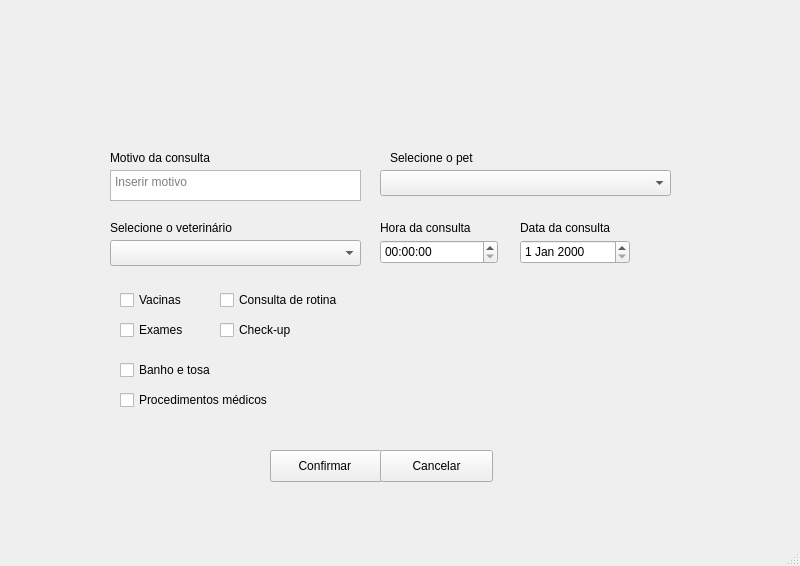
Before: the Qt Designer form telas/agendar_consultas.ui in Barbiero-Ana/petshop-pyQt, drawn with Qt 5.
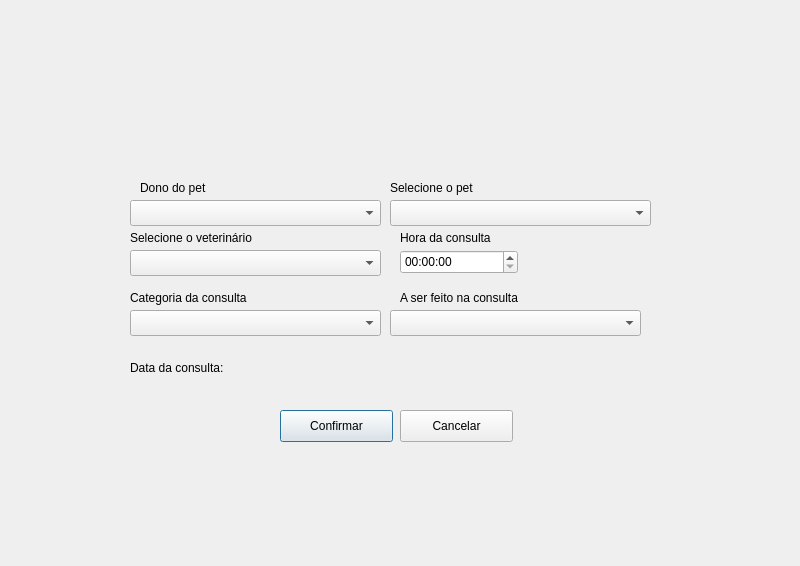
After: the same form once the commit is applied. Icons and pictures are not drawn.

Patch:
```diff
--- a/telas/agendar_consultas.ui
+++ b/telas/agendar_consultas.ui
@@ -1,7 +1,7 @@
 <?xml version="1.0" encoding="UTF-8"?>
 <ui version="4.0">
- <class>MainWindow</class>
- <widget class="QMainWindow" name="MainWindow">
+ <class>Dialog</class>
+ <widget class="QDialog" name="Dialog">
   <property name="geometry">
    <rect>
     <x>0</x>
@@ -13,67 +13,53 @@
   <property name="windowTitle">
    <string>MainWindow</string>
   </property>
-  <widget class="QWidget" name="centralwidget">
-   <widget class="QLabel" name="label">
+  <widget class="QWidget" name="centralwidget" native="true">
+   <property name="geometry">
+    <rect>
+     <x>10</x>
+     <y>0</y>
+     <width>801</width>
+     <height>551</height>
+    </rect>
+   </property>
+   <widget class="QComboBox" name="comboBox_5">
     <property name="geometry">
      <rect>
-      <x>330</x>
-      <y>10</y>
-      <width>131</width>
-      <height>121</height>
-     </rect>
-    </property>
-    <property name="text">
-     <string/>
-    </property>
-    <property name="pixmap">
-     <pixmap>../../../../../Downloads/Logo simples circular esmaltaria preto (1).png</pixmap>
-    </property>
-    <property name="scaledContents">
-     <bool>true</bool>
-    </property>
-   </widget>
-   <widget class="QTextEdit" name="textEdit">
-    <property name="geometry">
-     <rect>
-      <x>110</x>
-      <y>170</y>
+      <x>120</x>
+      <y>200</y>
       <width>251</width>
-      <height>31</height>
+      <height>26</height>
      </rect>
     </property>
-    <property name="placeholderText">
-     <string>Inserir motivo</string>
+   </widget>
+   <widget class="QLabel" name="label_9">
+    <property name="geometry">
+     <rect>
+      <x>130</x>
+      <y>180</y>
+      <width>171</width>
+      <height>16</height>
+     </rect>
+    </property>
+    <property name="text">
+     <string>Dono do pet</string>
     </property>
    </widget>
    <widget class="QComboBox" name="comboBox">
     <property name="geometry">
      <rect>
       <x>380</x>
-      <y>170</y>
-      <width>291</width>
+      <y>200</y>
+      <width>261</width>
       <height>26</height>
      </rect>
     </property>
    </widget>
-   <widget class="QLabel" name="label_2">
-    <property name="geometry">
-     <rect>
-      <x>110</x>
-      <y>150</y>
-      <width>171</width>
-      <height>16</height>
-     </rect>
-    </property>
-    <property name="text">
-     <string>Motivo da consulta</string>
-    </property>
-   </widget>
    <widget class="QLabel" name="label_3">
     <property name="geometry">
      <rect>
-      <x>390</x>
-      <y>150</y>
+      <x>380</x>
+      <y>180</y>
       <width>171</width>
       <height>16</height>
      </rect>
@@ -82,63 +68,11 @@
      <string>Selecione o pet</string>
     </property>
    </widget>
-   <widget class="QCheckBox" name="checkBox">
-    <property name="geometry">
-     <rect>
-      <x>120</x>
-      <y>290</y>
-      <width>87</width>
-      <height>20</height>
-     </rect>
-    </property>
-    <property name="text">
-     <string>Vacinas</string>
-    </property>
-   </widget>
-   <widget class="QCheckBox" name="checkBox_2">
-    <property name="geometry">
-     <rect>
-      <x>220</x>
-      <y>290</y>
-      <width>141</width>
-      <height>20</height>
-     </rect>
-    </property>
-    <property name="text">
-     <string>Consulta de rotina</string>
-    </property>
-   </widget>
-   <widget class="QCheckBox" name="checkBox_3">
-    <property name="geometry">
-     <rect>
-      <x>120</x>
-      <y>320</y>
-      <width>87</width>
-      <height>20</height>
-     </rect>
-    </property>
-    <property name="text">
-     <string>Exames</string>
-    </property>
-   </widget>
-   <widget class="QCheckBox" name="checkBox_4">
-    <property name="geometry">
-     <rect>
-      <x>220</x>
-      <y>320</y>
-      <width>121</width>
-      <height>20</height>
-     </rect>
-    </property>
-    <property name="text">
-     <string>Check-up</string>
-    </property>
-   </widget>
    <widget class="QComboBox" name="comboBox_2">
     <property name="geometry">
      <rect>
-      <x>110</x>
-      <y>240</y>
+      <x>120</x>
+      <y>250</y>
       <width>251</width>
       <height>26</height>
      </rect>
@@ -147,8 +81,8 @@
    <widget class="QLabel" name="label_4">
     <property name="geometry">
      <rect>
-      <x>110</x>
-      <y>220</y>
+      <x>120</x>
+      <y>230</y>
       <width>171</width>
       <height>16</height>
      </rect>
@@ -157,83 +91,21 @@
      <string>Selecione o veterinário</string>
     </property>
    </widget>
-   <widget class="QCheckBox" name="checkBox_5">
-    <property name="geometry">
-     <rect>
-      <x>120</x>
-      <y>390</y>
-      <width>211</width>
-      <height>20</height>
-     </rect>
-    </property>
-    <property name="text">
-     <string>Procedimentos médicos</string>
-    </property>
-   </widget>
-   <widget class="QCheckBox" name="checkBox_6">
-    <property name="geometry">
-     <rect>
-      <x>120</x>
-      <y>360</y>
-      <width>141</width>
-      <height>20</height>
-     </rect>
-    </property>
-    <property name="text">
-     <string>Banho e tosa</string>
-    </property>
-   </widget>
-   <widget class="QPushButton" name="pushButton">
-    <property name="geometry">
-     <rect>
-      <x>270</x>
-      <y>450</y>
-      <width>113</width>
-      <height>32</height>
-     </rect>
-    </property>
-    <property name="text">
-     <string>Confirmar </string>
-    </property>
-   </widget>
-   <widget class="QPushButton" name="pushButton_2">
-    <property name="geometry">
-     <rect>
-      <x>380</x>
-      <y>450</y>
-      <width>113</width>
-      <height>32</height>
-     </rect>
-    </property>
-    <property name="text">
-     <string>Cancelar</string>
-    </property>
-   </widget>
    <widget class="QTimeEdit" name="timeEdit">
     <property name="geometry">
      <rect>
-      <x>380</x>
-      <y>240</y>
+      <x>390</x>
+      <y>250</y>
       <width>118</width>
       <height>24</height>
      </rect>
     </property>
    </widget>
-   <widget class="QDateEdit" name="dateEdit">
-    <property name="geometry">
-     <rect>
-      <x>520</x>
-      <y>240</y>
-      <width>110</width>
-      <height>24</height>
-     </rect>
-    </property>
-   </widget>
    <widget class="QLabel" name="label_5">
     <property name="geometry">
      <rect>
-      <x>380</x>
-      <y>220</y>
+      <x>390</x>
+      <y>230</y>
       <width>111</width>
       <height>16</height>
      </rect>
@@ -242,21 +114,124 @@
      <string>Hora da consulta</string>
     </property>
    </widget>
-   <widget class="QLabel" name="label_6">
+   <widget class="QComboBox" name="comboBox_3">
     <property name="geometry">
      <rect>
-      <x>520</x>
-      <y>220</y>
-      <width>111</width>
+      <x>120</x>
+      <y>310</y>
+      <width>251</width>
+      <height>26</height>
+     </rect>
+    </property>
+   </widget>
+   <widget class="QLabel" name="label_7">
+    <property name="geometry">
+     <rect>
+      <x>120</x>
+      <y>290</y>
+      <width>171</width>
       <height>16</height>
      </rect>
     </property>
     <property name="text">
-     <string>Data da consulta</string>
+     <string>Categoria da consulta</string>
+    </property>
+   </widget>
+   <widget class="QComboBox" name="comboBox_4">
+    <property name="geometry">
+     <rect>
+      <x>380</x>
+      <y>310</y>
+      <width>251</width>
+      <height>26</height>
+     </rect>
+    </property>
+   </widget>
+   <widget class="QLabel" name="label_8">
+    <property name="geometry">
+     <rect>
+      <x>390</x>
+      <y>290</y>
+      <width>171</width>
+      <height>16</height>
+     </rect>
+    </property>
+    <property name="text">
+     <string>A ser feito na consulta</string>
+    </property>
+   </widget>
+   <widget class="QLabel" name="labelDataConsulta">
+    <property name="geometry">
+     <rect>
+      <x>120</x>
+      <y>360</y>
+      <width>121</width>
+      <height>16</height>
+     </rect>
+    </property>
+    <property name="text">
+     <string>Data da consulta:</string>
+    </property>
+   </widget>
+   <widget class="QLabel" name="valorDataConsulta">
+    <property name="geometry">
+     <rect>
+      <x>250</x>
+      <y>360</y>
+      <width>150</width>
+      <height>16</height>
+     </rect>
+    </property>
+    <property name="text">
+     <string/>
+    </property>
+   </widget>
+   <widget class="QPushButton" name="pushButton">
+    <property name="geometry">
+     <rect>
+      <x>270</x>
+      <y>410</y>
+      <width>113</width>
+      <height>32</height>
+     </rect>
+    </property>
+    <property name="text">
+     <string>Confirmar</string>
+    </property>
+   </widget>
+   <widget class="QPushButton" name="pushButton_2">
+    <property name="geometry">
+     <rect>
+      <x>390</x>
+      <y>410</y>
+      <width>113</width>
+      <height>32</height>
+     </rect>
+    </property>
+    <property name="text">
+     <string>Cancelar</string>
+    </property>
+   </widget>
+   <widget class="QLabel" name="label">
+    <property name="geometry">
+     <rect>
+      <x>300</x>
+      <y>10</y>
+      <width>161</width>
+      <height>161</height>
+     </rect>
+    </property>
+    <property name="text">
+     <string/>
+    </property>
+    <property name="pixmap">
+     <pixmap>../../../../Downloads/Logo simples circular esmaltaria preto (1).png</pixmap>
+    </property>
+    <property name="scaledContents">
+     <bool>true</bool>
     </property>
    </widget>
   </widget>
-  <widget class="QStatusBar" name="statusbar"/>
  </widget>
  <resources/>
  <connections/>
```
Left out of the diff: 2 changed lines with no effect on the pictures.
